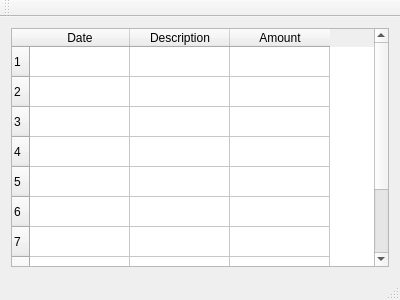
Qt form mainwindow.ui (JanusErasmus/qt-finance) before a commit.
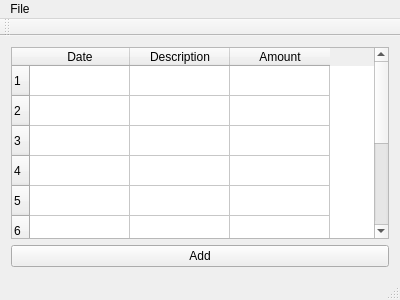
The same form after that commit.

Commit message: open and save budgets

Diff of the .ui file:
```diff
--- a/mainwindow.ui
+++ b/mainwindow.ui
@@ -14,7 +14,7 @@
    <string>MainWindow</string>
   </property>
   <widget class="QWidget" name="centralWidget">
-   <layout class="QHBoxLayout" name="horizontalLayout">
+   <layout class="QVBoxLayout" name="verticalLayout">
     <item>
      <widget class="QTableWidget" name="transactionTable">
       <property name="rowCount">
@@ -50,6 +50,13 @@
       </column>
      </widget>
     </item>
+    <item>
+     <widget class="QPushButton" name="addButton">
+      <property name="text">
+       <string>Add</string>
+      </property>
+     </widget>
+    </item>
    </layout>
   </widget>
   <widget class="QMenuBar" name="menuBar">
@@ -61,6 +68,14 @@
      <height>25</height>
     </rect>
    </property>
+   <widget class="QMenu" name="menuQBudget">
+    <property name="title">
+     <string>File</string>
+    </property>
+    <addaction name="action_Open"/>
+    <addaction name="action_Save"/>
+   </widget>
+   <addaction name="menuQBudget"/>
   </widget>
   <widget class="QToolBar" name="mainToolBar">
    <attribute name="toolBarArea">
```
Left out of the diff: 61 changed lines with no effect on the pictures. The commit also changes 8 other files.
